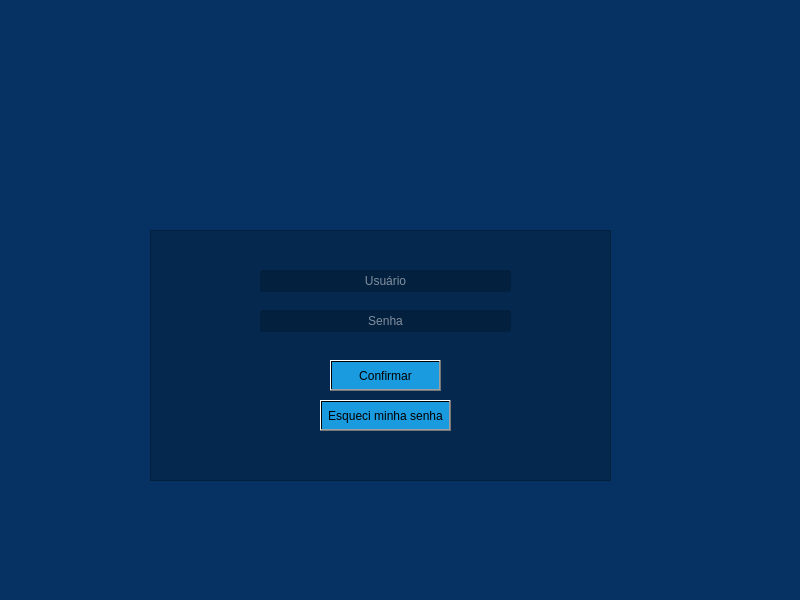
This is loginwindow.ui in EsojMelo/Pf3-Mallory-Designer as Qt 5 draws it before an edit. The edited form follows.
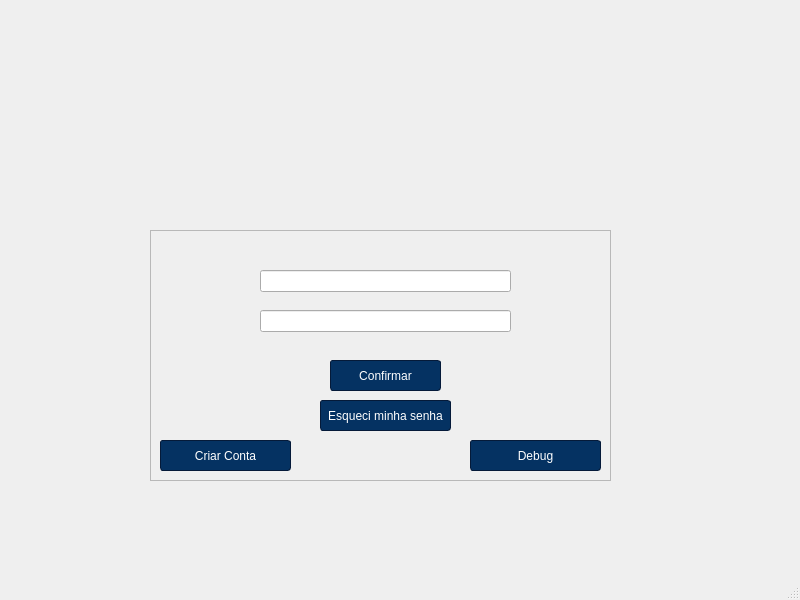
This is the edited form. Icons and pictures are not drawn.

The edit to the form file:
```diff
--- a/loginwindow.ui
+++ b/loginwindow.ui
@@ -14,7 +14,7 @@
    <string>MainWindow</string>
   </property>
   <property name="styleSheet">
-   <string notr="true">background-color: rgb(5, 50, 98);</string>
+   <string notr="true"/>
   </property>
   <widget class="QWidget" name="centralwidget">
    <widget class="QLabel" name="label">
@@ -46,7 +46,19 @@
      </rect>
     </property>
     <property name="styleSheet">
-     <string notr="true">background-color: rgba(0, 0, 0,0.2);</string>
+     <string notr="true">
+background-color: rgba(5, 50, 98,0.2);
+QPushButton::hover
+{
+	background-color: #8399ff;
+	color: #ffffff;
+	border-style: solid;
+	border-width: 1px;
+	border-radius: 3px;
+	border-color: #051a39;
+	padding: 5px;
+
+}</string>
     </property>
     <property name="frameShape">
      <enum>QFrame::Shape::StyledPanel</enum>
@@ -83,7 +95,52 @@
       </rect>
      </property>
      <property name="styleSheet">
-      <string notr="true">background-color: qlineargradient(spread:pad, x1:0, y1:0, x2:1, y2:1, stop:1 rgba(26, 154, 223, 255));</string>
+      <string notr="true">QPushButton
+{
+	background-color: #053262;
+	color: #ffffff;
+	border-style: solid;
+	border-width: 1px;
+	border-radius: 3px;
+	border-color: #051a39;
+	padding: 5px;
+
+}
+
+
+QPushButton::disabled
+{
+	background-color: #404040;
+	color: #656565;
+	border-color: #051a39;
+
+}
+
+
+QPushButton::hover
+{
+	background-color: #8399ff;
+	color: #ffffff;
+	border-style: solid;
+	border-width: 1px;
+	border-radius: 3px;
+	border-color: #051a39;
+	padding: 5px;
+
+}
+
+
+QPushButton::pressed
+{
+	background-color: #4969ff;
+	color: #ffffff;
+	border-style: solid;
+	border-width: 1px;
+	border-radius: 3px;
+	border-color: #051a39;
+	padding: 5px;
+
+}</string>
      </property>
      <property name="text">
       <string>Confirmar</string>
@@ -118,12 +175,179 @@
       </rect>
      </property>
      <property name="styleSheet">
-      <string notr="true">background-color: qlineargradient(spread:pad, x1:0, y1:0, x2:1, y2:1, stop:1 rgba(26, 154, 223, 255));</string>
+      <string notr="true">QPushButton
+{
+	background-color: #053262;
+	color: #ffffff;
+	border-style: solid;
+	border-width: 1px;
+	border-radius: 3px;
+	border-color: #051a39;
+	padding: 5px;
+
+}
+
+
+QPushButton::disabled
+{
+	background-color: #404040;
+	color: #656565;
+	border-color: #051a39;
+
+}
+
+
+QPushButton::hover
+{
+	background-color: #8399ff;
+	color: #ffffff;
+	border-style: solid;
+	border-width: 1px;
+	border-radius: 3px;
+	border-color: #051a39;
+	padding: 5px;
+
+}
+
+
+QPushButton::pressed
+{
+	background-color: #4969ff;
+	color: #ffffff;
+	border-style: solid;
+	border-width: 1px;
+	border-radius: 3px;
+	border-color: #051a39;
+	padding: 5px;
+
+}</string>
      </property>
      <property name="text">
       <string>Esqueci minha senha</string>
      </property>
     </widget>
+    <widget class="QPushButton" name="pushButton_CreateAccount">
+     <property name="geometry">
+      <rect>
+       <x>10</x>
+       <y>210</y>
+       <width>131</width>
+       <height>31</height>
+      </rect>
+     </property>
+     <property name="styleSheet">
+      <string notr="true">QPushButton
+{
+	background-color: #053262;
+	color: #ffffff;
+	border-style: solid;
+	border-width: 1px;
+	border-radius: 3px;
+	border-color: #051a39;
+	padding: 5px;
+
+}
+
+
+QPushButton::disabled
+{
+	background-color: #404040;
+	color: #656565;
+	border-color: #051a39;
+
+}
+
+
+QPushButton::hover
+{
+	background-color: #8399ff;
+	color: #ffffff;
+	border-style: solid;
+	border-width: 1px;
+	border-radius: 3px;
+	border-color: #051a39;
+	padding: 5px;
+
+}
+
+
+QPushButton::pressed
+{
+	background-color: #4969ff;
+	color: #ffffff;
+	border-style: solid;
+	border-width: 1px;
+	border-radius: 3px;
+	border-color: #051a39;
+	padding: 5px;
+
+}</string>
+     </property>
+     <property name="text">
+      <string>Criar Conta</string>
+     </property>
+    </widget>
+    <widget class="QPushButton" name="pushButton_Debug">
+     <property name="geometry">
+      <rect>
+       <x>320</x>
+       <y>210</y>
+       <width>131</width>
+       <height>31</height>
+      </rect>
+     </property>
+     <property name="styleSheet">
+      <string notr="true">QPushButton
+{
+	background-color: #053262;
+	color: #ffffff;
+	border-style: solid;
+	border-width: 1px;
+	border-radius: 3px;
+	border-color: #051a39;
+	padding: 5px;
+
+}
+
+
+QPushButton::disabled
+{
+	background-color: #404040;
+	color: #656565;
+	border-color: #051a39;
+
+}
+
+
+QPushButton::hover
+{
+	background-color: #8399ff;
+	color: #ffffff;
+	border-style: solid;
+	border-width: 1px;
+	border-radius: 3px;
+	border-color: #051a39;
+	padding: 5px;
+
+}
+
+
+QPushButton::pressed
+{
+	background-color: #4969ff;
+	color: #ffffff;
+	border-style: solid;
+	border-width: 1px;
+	border-radius: 3px;
+	border-color: #051a39;
+	padding: 5px;
+
+}</string>
+     </property>
+     <property name="text">
+      <string>Debug</string>
+     </property>
+    </widget>
    </widget>
    <zorder>frame</zorder>
    <zorder>label</zorder>
```
Left out of the diff: 10 changed lines with no effect on the pictures.
